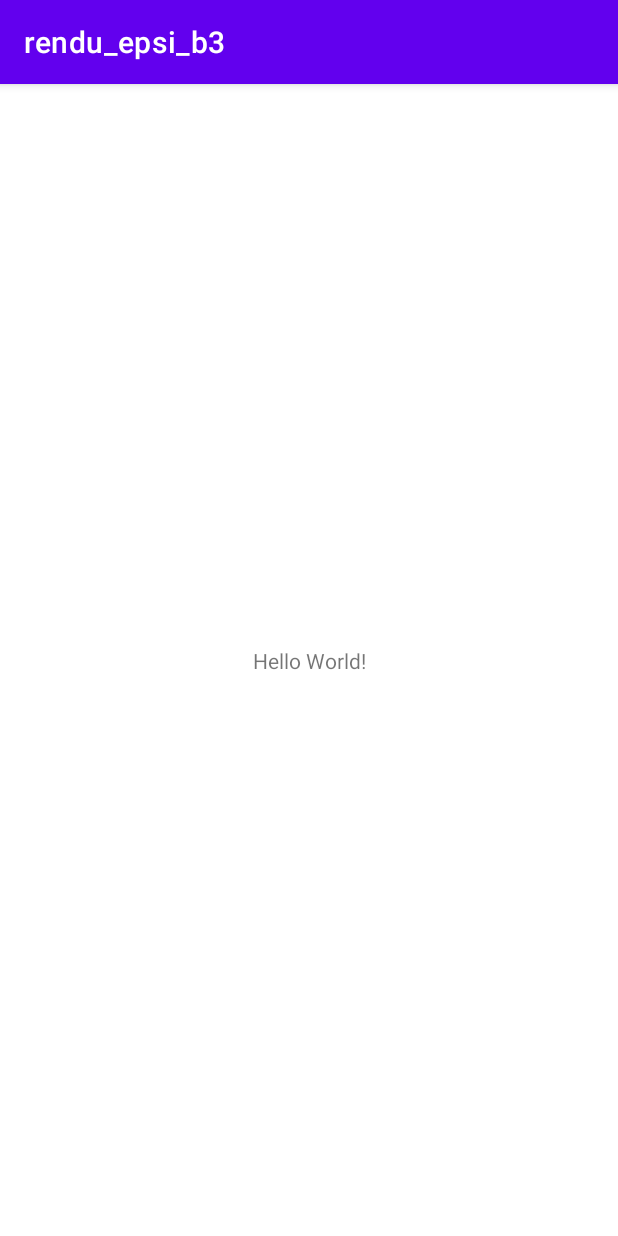
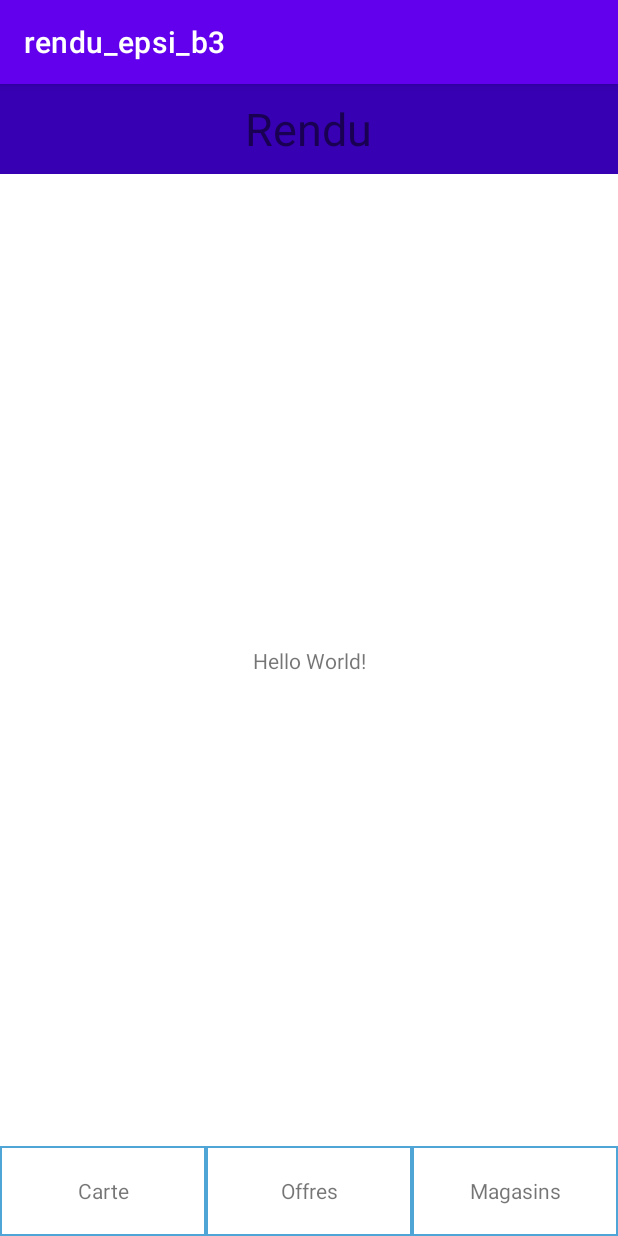
Before and after one commit to Alexandre-stoppini/rendu_epsi_b3, an Android app: the CreateActivity screen opened directly, with no data from a screen before it, after a tap on "CRÉER", on a phone screen of 412 x 824 dp. Run offline under Robolectric (Android 15) with nearby library versions, the phone set to English and light mode, and no system bars.

Commit message:
## Added - Création des trois fragment
## TODO:
### Inscription :
- Lecture de QR code
- Récupération des informations à partir du QR code

### Fragements
~~- Création des fragements~~
- Ajout d'un bandeau supérieur contenant un logo au centre + svg à droite
- Fragment "Carte" == Fragment par défaut, doit contenir le nom + prenom de l'user, un code barre
- Fragment magasin, doit contenir la carte de google Maps avec les points renseigné, chaque magasin aura ses infos updates depuis un fichier json récupéré ici https://djemam.com/epsi/stores.json
- Fragment offres, doit contenir une liste d'images avec une description du produit et son nom. Se base sur https://djemam.com/epsi/offers.json
- Chaque élement sur magasins peut être cliqué pour avoir des infos en +
- Si clique sur svg haut et à droite alors accès à interface de modification de compte
***

```diff
--- a/app/build.gradle
+++ b/app/build.gradle
@@ -37,6 +37,7 @@ dependencies {
     implementation 'androidx.appcompat:appcompat:1.4.0'
     implementation 'com.google.android.material:material:1.4.0'
     implementation 'androidx.constraintlayout:constraintlayout:2.1.2'
+    implementation 'com.google.android.gms:play-services-maps:18.0.1'
     testImplementation 'junit:junit:4.+'
     androidTestImplementation 'androidx.test.ext:junit:1.1.3'
     androidTestImplementation 'androidx.test.espresso:espresso-core:3.4.0'
--- /dev/null
+++ b/app/src/main/java/fr/epsi/rendu_epsi_b3/CardFragment.kt
@@ -0,0 +1,60 @@
+package fr.epsi.rendu_epsi_b3
+
+import android.os.Bundle
+import android.view.LayoutInflater
+import android.view.View
+import android.view.ViewGroup
+import androidx.fragment.app.Fragment
+
+private const val ARG_PARAM1 = "param1"
+private const val ARG_PARAM2 = "param2"
+private const val ARG_PARAM3 = "param3"
+
+class CardFragment : Fragment(){
+    private var param1: String? = null
+    private var param2: String? = null
+    private var param3: String? = null
+
+    override fun onCreate(savedInstanceState: Bundle?) {
+        super.onCreate(savedInstanceState)
+        arguments?.let {
+            param1 = it.getString(ARG_PARAM1)
+            param2 = it.getString(ARG_PARAM2)
+            param3 = it.getString(ARG_PARAM3)
+        }
+    }
+
+    override fun onCreateView(
+        inflater: LayoutInflater, container: ViewGroup?,
+        savedInstanceState: Bundle?
+    ): View? {
+        // Inflate the layout for this fragment
+        return inflater.inflate(R.layout.fragment_card, container, false)
+    }
+
+    override fun onViewCreated(view: View, savedInstanceState: Bundle?) {
+        super.onViewCreated(view, savedInstanceState)
+
+    }
+
+    companion object {
+        /**
+         * Use this factory method to create a new instance of
+         * this fragment using the provided parameters.
+         *
+         * @param param1 Parameter 1.
+         * @param param2 Parameter 2.
+         * @return A new instance of fragment FirstTabFragment.
+         */
+        // TODO: Rename and change types and number of parameters
+        @JvmStatic
+        fun newInstance(param1: String, param2: String, param3: String) =
+            CardFragment().apply {
+                arguments = Bundle().apply {
+                    putString(ARG_PARAM1, param1)
+                    putString(ARG_PARAM2, param2)
+                    putString(ARG_PARAM3, param3)
+                }
+            }
+    }
+}
--- a/app/src/main/java/fr/epsi/rendu_epsi_b3/CarteActivity.kt
+++ /dev/null
@@ -1,12 +0,0 @@
-package fr.epsi.rendu_epsi_b3
-
-import androidx.appcompat.app.AppCompatActivity
-import android.os.Bundle
-
-class CarteActivity : BaseActivity() {
-    override fun onCreate(savedInstanceState: Bundle?) {
-        super.onCreate(savedInstanceState)
-        setContentView(R.layout.activity_main)
-
-    }
-}
--- a/app/src/main/java/fr/epsi/rendu_epsi_b3/CreateActivity.kt
+++ b/app/src/main/java/fr/epsi/rendu_epsi_b3/CreateActivity.kt
@@ -6,7 +6,6 @@ import android.os.Bundle
 import android.view.View
 import android.widget.Button
 import android.widget.EditText
-import android.widget.TextView
 
 class CreateActivity :  BaseActivity() {
     override fun onCreate(savedInstanceState: Bundle?) {
@@ -30,7 +29,7 @@ class CreateActivity :  BaseActivity() {
             writeNewUser("zipCode", get_zipCode.text.toString())
             writeNewUser("city", get_city.text.toString())
             writeNewUser("fidelitycard", get_fidelitycard.text.toString())
-            val newIntent = Intent(application, CarteActivity::class.java)
+            val newIntent = Intent(application, TabbarActivity::class.java)
             startActivity(newIntent)
         })
     }
--- /dev/null
+++ b/app/src/main/java/fr/epsi/rendu_epsi_b3/OfferActivity.kt
@@ -0,0 +1,4 @@
+package fr.epsi.rendu_epsi_b3
+
+class OfferActivity {
+}
--- /dev/null
+++ b/app/src/main/java/fr/epsi/rendu_epsi_b3/OfferFragment.kt
@@ -0,0 +1,55 @@
+package fr.epsi.rendu_epsi_b3
+
+import android.os.Bundle
+import android.view.LayoutInflater
+import android.view.View
+import android.view.ViewGroup
+import androidx.fragment.app.Fragment
+
+private const val ARG_PARAM1 = "param1"
+private const val ARG_PARAM2 = "param2"
+private const val ARG_PARAM3 = "param3"
+
+class OfferFragment : Fragment(){
+    private var param1: String? = null
+    private var param2: String? = null
+    private var param3: String? = null
+
+    override fun onCreate(savedInstanceState: Bundle?) {
+        super.onCreate(savedInstanceState)
+        arguments?.let {
+            param1 = it.getString(ARG_PARAM1)
+            param2 = it.getString(ARG_PARAM2)
+            param3 = it.getString(ARG_PARAM3)
+        }
+    }
+
+    override fun onCreateView(
+        inflater: LayoutInflater, container: ViewGroup?,
+        savedInstanceState: Bundle?
+    ): View? {
+        // Inflate the layout for this fragment
+        return inflater.inflate(R.layout.fragment_offer, container, false)
+    }
+
+    companion object {
+        /**
+         * Use this factory method to create a new instance of
+         * this fragment using the provided parameters.
+         *
+         * @param param1 Parameter 1.
+         * @param param2 Parameter 2.
+         * @return A new instance of fragment FirstTabFragment.
+         */
+        // TODO: Rename and change types and number of parameters
+        @JvmStatic
+        fun newInstance(param1: String, param2: String, param3: String) =
+            OfferFragment().apply {
+                arguments = Bundle().apply {
+                    putString(ARG_PARAM1, param1)
+                    putString(ARG_PARAM2, param2)
+                    putString(ARG_PARAM3, param3)
+                }
+            }
+    }
+}
--- a/app/src/main/java/fr/epsi/rendu_epsi_b3/SplashActivity.kt
+++ b/app/src/main/java/fr/epsi/rendu_epsi_b3/SplashActivity.kt
@@ -19,7 +19,7 @@ class SplashActivity : BaseActivity() {
                 startActivity(newIntent)
                 finish()
             } else {
-                val newIntent = Intent(application, CarteActivity::class.java)
+                val newIntent = Intent(application, TabbarActivity::class.java)
                 startActivity(newIntent)
                 finish()
             }
--- /dev/null
+++ b/app/src/main/java/fr/epsi/rendu_epsi_b3/StoreFragment.kt
@@ -0,0 +1,55 @@
+package fr.epsi.rendu_epsi_b3
+
+import android.os.Bundle
+import android.view.LayoutInflater
+import android.view.View
+import android.view.ViewGroup
+import androidx.fragment.app.Fragment
+
+private const val ARG_PARAM1 = "param1"
+private const val ARG_PARAM2 = "param2"
+private const val ARG_PARAM3 = "param3"
+
+class StoreFragment : Fragment(){
+    private var param1: String? = null
+    private var param2: String? = null
+    private var param3: String? = null
+
+    override fun onCreate(savedInstanceState: Bundle?) {
+        super.onCreate(savedInstanceState)
+        arguments?.let {
+            param1 = it.getString(ARG_PARAM1)
+            param2 = it.getString(ARG_PARAM2)
+            param3 = it.getString(ARG_PARAM3)
+        }
+    }
+
+    override fun onCreateView(
+        inflater: LayoutInflater, container: ViewGroup?,
+        savedInstanceState: Bundle?
+    ): View? {
+        // Inflate the layout for this fragment
+        return inflater.inflate(R.layout.fragment_store, container, false)
+    }
+
+    companion object {
+        /**
+         * Use this factory method to create a new instance of
+         * this fragment using the provided parameters.
+         *
+         * @param param1 Parameter 1.
+         * @param param2 Parameter 2.
+         * @return A new instance of fragment FirstTabFragment.
+         */
+        // TODO: Rename and change types and number of parameters
+        @JvmStatic
+        fun newInstance(param1: String, param2: String, param3: String) =
+            StoreFragment().apply {
+                arguments = Bundle().apply {
+                    putString(ARG_PARAM1, param1)
+                    putString(ARG_PARAM2, param2)
+                    putString(ARG_PARAM3, param3)
+                }
+            }
+    }
+}
--- /dev/null
+++ b/app/src/main/java/fr/epsi/rendu_epsi_b3/TabbarActivity.kt
@@ -0,0 +1,55 @@
+package fr.epsi.rendu_epsi_b3
+
+import android.os.Bundle
+import android.view.View
+import android.widget.TextView
+
+class TabbarActivity : BaseActivity() {
+    val CardTab = CardFragment()
+    val OfferTab = OfferFragment()
+    val StoreTab = StoreFragment()
+
+    override fun onCreate(savedInstanceState: Bundle?) {
+        super.onCreate(savedInstanceState)
+        setContentView(R.layout.activity_fragment)
+        val tab_card = findViewById<TextView>(R.id.tab_card)
+        val tab_offer = findViewById<TextView>(R.id.tab_offer)
+        val tab_store = findViewById<TextView>(R.id.tab_store)
+
+        tab_card.setOnClickListener(View.OnClickListener {
+            show_card()
+        })
+        tab_offer.setOnClickListener(View.OnClickListener {
+            show_offer()
+        })
+        tab_store.setOnClickListener(View.OnClickListener {
+            show_store()
+        })
+
+        show_card()
+    }
+
+    private fun show_card() {
+        val trans = supportFragmentManager.beginTransaction()
+        trans.replace(R.id.contentLayout, CardFragment::class.java, null)
+        trans.setReorderingAllowed(true)
+        trans.addToBackStack("")
+        trans.commit()
+    }
+
+    private fun show_offer() {
+        val trans = supportFragmentManager.beginTransaction()
+        trans.replace(R.id.contentLayout, OfferFragment::class.java, null)
+        trans.setReorderingAllowed(true)
+        trans.addToBackStack("")
+        trans.commit()
+    }
+
+    private fun show_store() {
+        val trans = supportFragmentManager.beginTransaction()
+        trans.replace(R.id.contentLayout, StoreFragment::class.java, null)
+        trans.setReorderingAllowed(true)
+        trans.addToBackStack("")
+        trans.commit()
+    }
+}
--- /dev/null
+++ b/app/src/main/res/drawable/back.xml
@@ -0,0 +1,8 @@
+<?xml version="1.0" encoding="utf-8"?>
+<shape xmlns:android="http://schemas.android.com/apk/res/android"
+    android:shape="rectangle">
+    <solid android:color="@android:color/white" />
+    <stroke
+        android:width="1dip"
+        android:color="#4fa5d5" />
+</shape>
--- /dev/null
+++ b/app/src/main/res/layout/activity_fragment.xml
@@ -0,0 +1,25 @@
+<?xml version="1.0" encoding="utf-8"?>
+<LinearLayout xmlns:android="http://schemas.android.com/apk/res/android"
+    xmlns:tools="http://schemas.android.com/tools"
+    android:layout_width="match_parent"
+    android:layout_height="match_parent"
+    android:orientation="vertical"
+    tools:context=".TabbarActivity">
+
+    <include
+        layout="@layout/layout_header"
+        android:layout_width="match_parent"
+        android:layout_height="wrap_content" />
+
+    <RelativeLayout
+        android:id="@+id/contentLayout"
+        android:layout_width="match_parent"
+        android:layout_height="match_parent"
+        android:layout_weight="1" />
+
+    <include
+        layout="@layout/layout_tabbar"
+        android:layout_width="match_parent"
+        android:layout_height="wrap_content" />
+
+</LinearLayout>
--- a/app/src/main/res/layout/activity_main.xml
+++ b/app/src/main/res/layout/fragment_card.xml
@@ -4,7 +4,7 @@
     xmlns:tools="http://schemas.android.com/tools"
     android:layout_width="match_parent"
     android:layout_height="match_parent"
-    tools:context=".CarteActivity">
+    tools:context=".CardActivity">
 
     <TextView
         android:layout_width="wrap_content"
--- /dev/null
+++ b/app/src/main/res/layout/layout_tabbar.xml
@@ -0,0 +1,40 @@
+<?xml version="1.0" encoding="utf-8"?>
+<RelativeLayout xmlns:android="http://schemas.android.com/apk/res/android"
+    android:layout_width="match_parent"
+    android:layout_height="match_parent">
+
+    <LinearLayout
+        android:layout_width="match_parent"
+        android:layout_height="60dp"
+        android:orientation="horizontal">
+
+        <TextView
+            android:id="@+id/tab_card"
+            android:layout_width="match_parent"
+            android:layout_height="match_parent"
+            android:layout_weight="1"
+            android:background="@drawable/back"
+            android:gravity="center"
+            android:text="@string/card"
+            />
+
+        <TextView
+            android:id="@+id/tab_offer"
+            android:layout_width="match_parent"
+            android:layout_height="match_parent"
+            android:layout_weight="1"
+            android:background="@drawable/back"
+            android:gravity="center"
+            android:text="@string/offer" />
+
+        <TextView
+            android:id="@+id/tab_store"
+            android:layout_width="match_parent"
+            android:layout_height="match_parent"
+            android:layout_weight="1"
+            android:background="@drawable/back"
+            android:gravity="center"
+            android:text="@string/store" />
+    </LinearLayout>
+
+</RelativeLayout>
--- a/app/src/main/res/values/strings.xml
+++ b/app/src/main/res/values/strings.xml
@@ -10,4 +10,7 @@
     <string name="city_hint">Ville</string>
     <string name="fidelity_hint">Carte de fidélité</string>
     <string name="redirect_form">Remplir le formulaire manuellement</string>
+    <string name="card">Carte</string>
+    <string name="offer">Offres</string>
+    <string name="store">Magasins</string>
 </resources>
```
Also changed, not shown: app/src/main/AndroidManifest.xml (+8 -1 lines), app/src/main/java/fr/epsi/rendu_epsi_b3/CardActivity.kt (added, +10 -0 lines), app/src/main/java/fr/epsi/rendu_epsi_b3/StoreActivity.kt (added, +48 -0 lines), app/src/main/res/layout/fragment_offer.xml (added, +19 -0 lines), app/src/main/res/layout/fragment_store.xml (added, +10 -0 lines), 1 other file.
